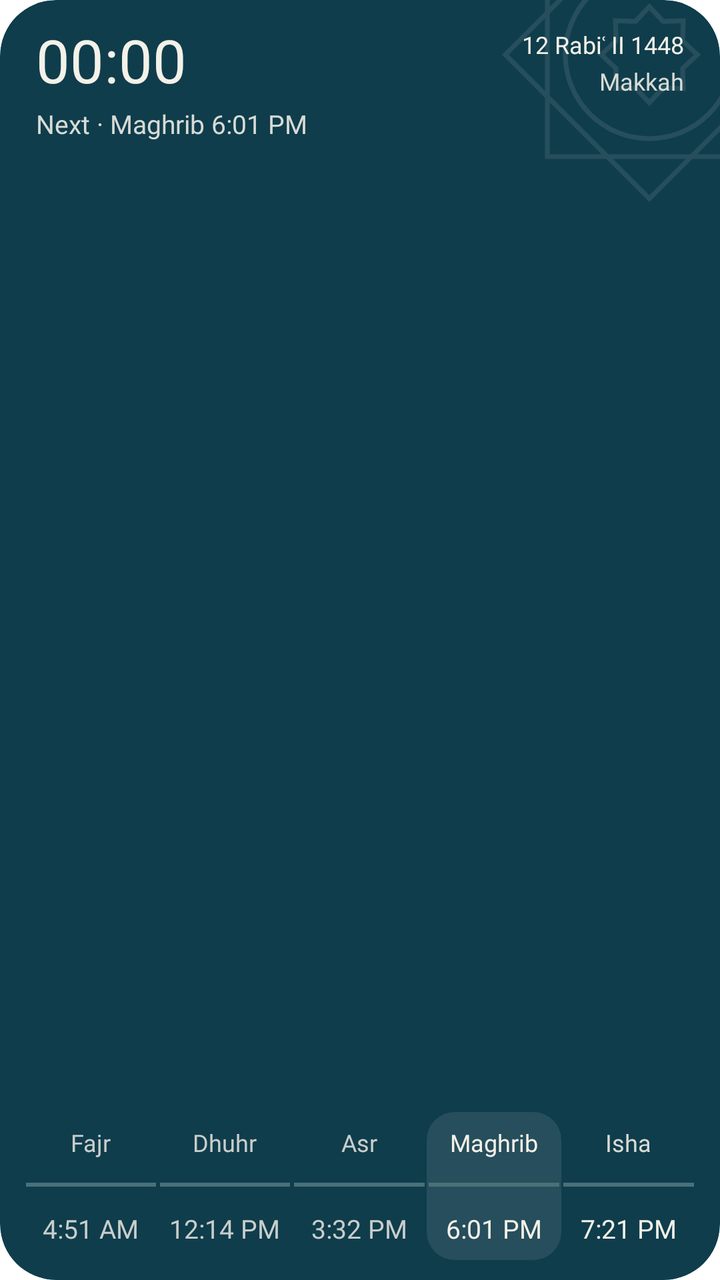
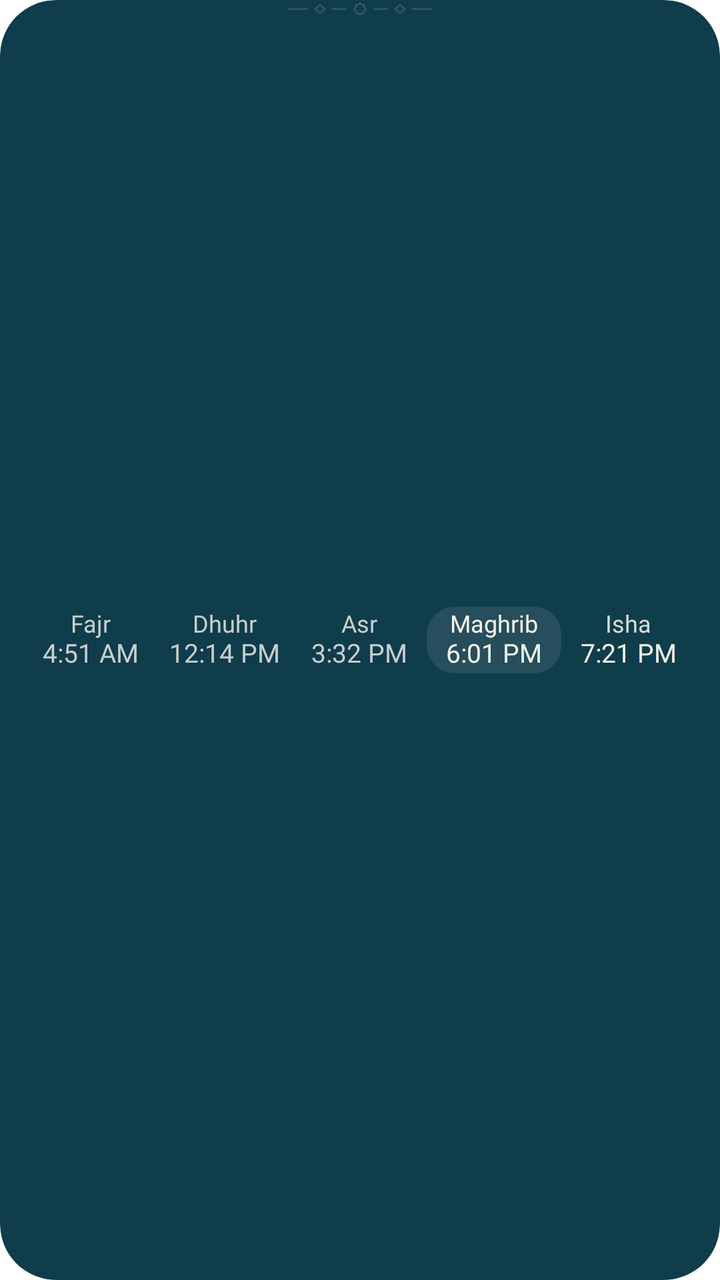

Compare the two renders of this Android layout. The source of the first and the diff that turns it into the second are given below.
<!-- AndroidManifest.xml: fallback theme Theme.MaterialComponents.DayNight.NoActionBar -->
<!-- res/layout/prayer_widget.xml -->
<?xml version="1.0" encoding="utf-8"?>
<FrameLayout xmlns:android="http://schemas.android.com/apk/res/android"
    android:id="@+id/widget_root"
    android:layout_width="match_parent"
    android:layout_height="match_parent"
    android:background="@drawable/widget_mask"
    android:clipToOutline="true">

    <ImageView
        android:id="@+id/widget_ground"
        android:layout_width="match_parent"
        android:layout_height="match_parent"
        android:scaleType="fitXY"
        android:contentDescription="@null"
        android:src="@drawable/widget_sheet" />

    <ImageView
        android:id="@+id/widget_star"
        android:layout_width="150dp"
        android:layout_height="150dp"
        android:layout_gravity="top|end"
        android:layout_marginTop="-48dp"
        android:layout_marginEnd="-40dp"
        android:contentDescription="@null"
        android:src="@drawable/widget_star"
        android:tint="#264E5C" />

    <LinearLayout
        android:layout_width="match_parent"
        android:layout_height="match_parent"
        android:orientation="vertical"
        android:paddingStart="12dp"
        android:paddingEnd="12dp"
        android:paddingTop="14dp"
        android:paddingBottom="10dp">

        <LinearLayout
            android:id="@+id/prayer_head"
            android:layout_width="match_parent"
            android:layout_height="wrap_content"
            android:orientation="horizontal"
            android:paddingStart="6dp"
            android:paddingEnd="6dp"
            android:baselineAligned="false">

            <LinearLayout
                android:layout_width="0dp"
                android:layout_height="wrap_content"
                android:layout_weight="1"
                android:orientation="vertical">

                <Chronometer
                    android:id="@+id/prayer_countdown"
                    android:layout_width="wrap_content"
                    android:layout_height="wrap_content"
                    android:fontFamily="@font/readex_pro_medium"
                    android:textColor="#F4F1E8"
                    android:textSize="30sp"
                    android:includeFontPadding="false"
                    android:maxLines="1" />

                <TextView
                    android:id="@+id/prayer_countdown_static"
                    android:layout_width="wrap_content"
                    android:layout_height="wrap_content"
                    android:fontFamily="@font/readex_pro_medium"
                    android:textColor="#F4F1E8"
                    android:textSize="30sp"
                    android:includeFontPadding="false"
                    android:maxLines="1"
                    android:visibility="gone" />

                <TextView
                    android:id="@+id/prayer_lead"
                    android:layout_width="wrap_content"
                    android:layout_height="wrap_content"
                    android:layout_marginTop="4dp"
                    android:fontFamily="@font/readex_pro_regular"
                    android:textColor="#D8DBD5"
                    android:textSize="13sp"
                    android:maxLines="1"
                    android:ellipsize="end"
                    android:text="Next · Maghrib 6:01 PM" />
            </LinearLayout>

            <LinearLayout
                android:id="@+id/prayer_aside"
                android:layout_width="wrap_content"
                android:layout_height="wrap_content"
                android:layout_marginStart="12dp"
                android:orientation="vertical"
                android:gravity="end">

                <TextView
                    android:id="@+id/prayer_hijri"
                    android:layout_width="wrap_content"
                    android:layout_height="wrap_content"
                    android:fontFamily="@font/readex_pro_medium"
                    android:textColor="#F4F1E8"
                    android:textSize="12sp"
                    android:maxLines="1"
                    android:text="12 Rabiʿ II 1448" />

                <TextView
                    android:id="@+id/prayer_place"
                    android:layout_width="wrap_content"
                    android:layout_height="wrap_content"
                    android:layout_marginTop="2dp"
                    android:fontFamily="@font/readex_pro_regular"
                    android:textColor="#D8DBD5"
                    android:textSize="12sp"
                    android:maxLines="1"
                    android:maxWidth="140dp"
                    android:ellipsize="end"
                    android:text="Makkah" />
            </LinearLayout>
        </LinearLayout>

        <FrameLayout
            android:layout_width="match_parent"
            android:layout_height="0dp"
            android:layout_weight="1"
            android:minHeight="6dp" />

        <LinearLayout
            android:layout_width="match_parent"
            android:layout_height="wrap_content"
            android:orientation="horizontal"
            android:baselineAligned="false">

            <FrameLayout
                android:layout_width="0dp"
                android:layout_height="wrap_content"
                android:layout_weight="1">

                <ImageView
                    android:id="@+id/lift_fajr"
                    android:layout_width="match_parent"
                    android:layout_height="match_parent"
                    android:scaleType="fitXY"
                    android:contentDescription="@null"
                    android:src="@drawable/widget_panel"
                    android:visibility="invisible" />

                <LinearLayout
                    android:layout_width="match_parent"
                    android:layout_height="wrap_content"
                    android:orientation="vertical"
                    android:gravity="center_horizontal"
                    android:paddingTop="7dp"
                    android:paddingBottom="7dp">

                    <TextView
                        android:id="@+id/name_fajr"
                        android:layout_width="wrap_content"
                        android:layout_height="wrap_content"
                        android:fontFamily="@font/readex_pro_regular"
                        android:textColor="#C9CECB"
                        android:textSize="12sp"
                        android:maxLines="1"
                        android:text="Fajr" />

                    <ImageView
                        android:id="@+id/track_fajr"
                        android:layout_width="match_parent"
                        android:layout_height="18dp"
                        android:layout_marginTop="4dp"
                        android:layout_marginBottom="4dp"
                        android:scaleType="fitXY"
                        android:contentDescription="@null"
                        android:src="@drawable/widget_track_preview" />

                    <TextView
                        android:id="@+id/time_fajr"
                        android:layout_width="wrap_content"
                        android:layout_height="wrap_content"
                        android:fontFamily="@font/readex_pro_medium"
                        android:textColor="#C9CECB"
                        android:textSize="13sp"
                        android:maxLines="1"
                        android:text="4:51 AM" />
                </LinearLayout>
            </FrameLayout>

            <FrameLayout
                android:layout_width="0dp"
                android:layout_height="wrap_content"
                android:layout_weight="1">

                <ImageView
                    android:id="@+id/lift_dhuhr"
                    android:layout_width="match_parent"
                    android:layout_height="match_parent"
                    android:scaleType="fitXY"
                    android:contentDescription="@null"
                    android:src="@drawable/widget_panel"
                    android:visibility="invisible" />

                <LinearLayout
                    android:layout_width="match_parent"
                    android:layout_height="wrap_content"
                    android:orientation="vertical"
                    android:gravity="center_horizontal"
                    android:paddingTop="7dp"
                    android:paddingBottom="7dp">

                    <TextView
                        android:id="@+id/name_dhuhr"
                        android:layout_width="wrap_content"
                        android:layout_height="wrap_content"
                        android:fontFamily="@font/readex_pro_regular"
                        android:textColor="#C9CECB"
                        android:textSize="12sp"
                        android:maxLines="1"
                        android:text="Dhuhr" />

                    <ImageView
                        android:id="@+id/track_dhuhr"
                        android:layout_width="match_parent"
                        android:layout_height="18dp"
                        android:layout_marginTop="4dp"
                        android:layout_marginBottom="4dp"
                        android:scaleType="fitXY"
                        android:contentDescription="@null"
                        android:src="@drawable/widget_track_preview" />

                    <TextView
                        android:id="@+id/time_dhuhr"
                        android:layout_width="wrap_content"
                        android:layout_height="wrap_content"
                        android:fontFamily="@font/readex_pro_medium"
                        android:textColor="#C9CECB"
                        android:textSize="13sp"
                        android:maxLines="1"
                        android:text="12:14 PM" />
                </LinearLayout>
            </FrameLayout>

            <FrameLayout
                android:layout_width="0dp"
                android:layout_height="wrap_content"
                android:layout_weight="1">

                <ImageView
                    android:id="@+id/lift_asr"
                    android:layout_width="match_parent"
                    android:layout_height="match_parent"
                    android:scaleType="fitXY"
                    android:contentDescription="@null"
                    android:src="@drawable/widget_panel"
                    android:visibility="invisible" />

                <LinearLayout
                    android:layout_width="match_parent"
                    android:layout_height="wrap_content"
                    android:orientation="vertical"
                    android:gravity="center_horizontal"
                    android:paddingTop="7dp"
                    android:paddingBottom="7dp">

                    <TextView
                        android:id="@+id/name_asr"
                        android:layout_width="wrap_content"
                        android:layout_height="wrap_content"
                        android:fontFamily="@font/readex_pro_regular"
                        android:textColor="#C9CECB"
                        android:textSize="12sp"
                        android:maxLines="1"
                        android:text="Asr" />

                    <ImageView
                        android:id="@+id/track_asr"
                        android:layout_width="match_parent"
                        android:layout_height="18dp"
                        android:layout_marginTop="4dp"
                        android:layout_marginBottom="4dp"
                        android:scaleType="fitXY"
                        android:contentDescription="@null"
                        android:src="@drawable/widget_track_preview" />

                    <TextView
                        android:id="@+id/time_asr"
                        android:layout_width="wrap_content"
                        android:layout_height="wrap_content"
                        android:fontFamily="@font/readex_pro_medium"
                        android:textColor="#C9CECB"
                        android:textSize="13sp"
                        android:maxLines="1"
                        android:text="3:32 PM" />
                </LinearLayout>
            </FrameLayout>

            <FrameLayout
                android:layout_width="0dp"
                android:layout_height="wrap_content"
                android:layout_weight="1">

                <ImageView
                    android:id="@+id/lift_maghrib"
                    android:layout_width="match_parent"
                    android:layout_height="match_parent"
                    android:scaleType="fitXY"
                    android:contentDescription="@null"
                    android:src="@drawable/widget_panel"
                    android:tint="#264E5C" />

                <LinearLayout
                    android:layout_width="match_parent"
                    android:layout_height="wrap_content"
                    android:orientation="vertical"
                    android:gravity="center_horizontal"
                    android:paddingTop="7dp"
                    android:paddingBottom="7dp">

                    <TextView
                        android:id="@+id/name_maghrib"
                        android:layout_width="wrap_content"
                        android:layout_height="wrap_content"
                        android:fontFamily="@font/readex_pro_regular"
                        android:textColor="#F4F1E8"
                        android:textSize="12sp"
                        android:maxLines="1"
                        android:text="Maghrib" />

                    <ImageView
                        android:id="@+id/track_maghrib"
                        android:layout_width="match_parent"
                        android:layout_height="18dp"
                        android:layout_marginTop="4dp"
                        android:layout_marginBottom="4dp"
                        android:scaleType="fitXY"
                        android:contentDescription="@null"
                        android:src="@drawable/widget_track_preview" />

                    <TextView
                        android:id="@+id/time_maghrib"
                        android:layout_width="wrap_content"
                        android:layout_height="wrap_content"
                        android:fontFamily="@font/readex_pro_medium"
                        android:textColor="#F4F1E8"
                        android:textSize="13sp"
                        android:maxLines="1"
                        android:text="6:01 PM" />
                </LinearLayout>
            </FrameLayout>

            <FrameLayout
                android:layout_width="0dp"
                android:layout_height="wrap_content"
                android:layout_weight="1">

                <ImageView
                    android:id="@+id/lift_isha"
                    android:layout_width="match_parent"
                    android:layout_height="match_parent"
                    android:scaleType="fitXY"
                    android:contentDescription="@null"
                    android:src="@drawable/widget_panel"
                    android:visibility="invisible" />

                <LinearLayout
                    android:layout_width="match_parent"
                    android:layout_height="wrap_content"
                    android:orientation="vertical"
                    android:gravity="center_horizontal"
                    android:paddingTop="7dp"
                    android:paddingBottom="7dp">

                    <TextView
                        android:id="@+id/name_isha"
                        android:layout_width="wrap_content"
                        android:layout_height="wrap_content"
                        android:fontFamily="@font/readex_pro_regular"
                        android:textColor="#D8DBD5"
                        android:textSize="12sp"
                        android:maxLines="1"
                        android:text="Isha" />

                    <ImageView
                        android:id="@+id/track_isha"
                        android:layout_width="match_parent"
                        android:layout_height="18dp"
                        android:layout_marginTop="4dp"
                        android:layout_marginBottom="4dp"
                        android:scaleType="fitXY"
                        android:contentDescription="@null"
                        android:src="@drawable/widget_track_preview" />

                    <TextView
                        android:id="@+id/time_isha"
                        android:layout_width="wrap_content"
                        android:layout_height="wrap_content"
                        android:fontFamily="@font/readex_pro_medium"
                        android:textColor="#F4F1E8"
                        android:textSize="13sp"
                        android:maxLines="1"
                        android:text="7:21 PM" />
                </LinearLayout>
            </FrameLayout>
        </LinearLayout>
    </LinearLayout>
</FrameLayout>
<!-- resources referenced by this layout -->
<resources>
  <!-- drawable widget_mask (drawable) -->
  <?xml version="1.0" encoding="utf-8"?>
  <shape xmlns:android="http://schemas.android.com/apk/res/android"
      android:shape="rectangle">
      <solid android:color="#01000000" />
      <corners android:radius="@dimen/widget_radius" />
  </shape>
  <!-- drawable widget_panel (drawable) -->
  <?xml version="1.0" encoding="utf-8"?>
  <shape xmlns:android="http://schemas.android.com/apk/res/android"
      android:shape="rectangle">
      <solid android:color="#FFFFFF" />
      <corners android:radius="14dp" />
  </shape>
  <!-- drawable widget_sheet (drawable) -->
  <?xml version="1.0" encoding="utf-8"?>
  <shape xmlns:android="http://schemas.android.com/apk/res/android"
      android:shape="rectangle">
      <solid android:color="#0F3D4C" />
      <corners android:radius="@dimen/widget_radius" />
  </shape>
  <!-- drawable widget_star (drawable) -->
  <?xml version="1.0" encoding="utf-8"?>
  <vector xmlns:android="http://schemas.android.com/apk/res/android"
      android:width="120dp"
      android:height="120dp"
      android:viewportWidth="100"
      android:viewportHeight="100">
      <path
          android:strokeColor="#FFFFFF"
          android:strokeWidth="1.6"
          android:pathData="M16,16H84V84H16Z" />
      <path
          android:strokeColor="#FFFFFF"
          android:strokeWidth="1.6"
          android:pathData="M50,2L98,50L50,98L2,50Z" />
      <path
          android:strokeColor="#FFFFFF"
          android:strokeWidth="1.6"
          android:pathData="M50,22a28,28 0,1 1,0 56a28,28 0,1 1,0 -56z" />
      <path
          android:strokeColor="#FFFFFF"
          android:strokeWidth="1.6"
          android:pathData="M50,34L54.6,38.9L61.3,38.7L61.1,45.4L66,50L61.1,54.6L61.3,61.3L54.6,61.1L50,66L45.4,61.1L38.7,61.3L38.9,54.6L34,50L38.9,45.4L38.7,38.7L45.4,38.9Z" />
  </vector>
  <!-- drawable widget_track_preview (drawable) -->
  <?xml version="1.0" encoding="utf-8"?>
  <shape xmlns:android="http://schemas.android.com/apk/res/android"
      android:shape="line">
      <stroke android:width="2dp" android:color="#4A7079" />
  </shape>
  <dimen name="widget_radius">24dp</dimen>
</resources>

<!-- the commit's change to res/layout/prayer_widget.xml (unified diff, before → after) -->
@@ -14,25 +14,16 @@
         android:contentDescription="@null"
         android:src="@drawable/widget_sheet" />
 
-    <ImageView
-        android:id="@+id/widget_star"
-        android:layout_width="150dp"
-        android:layout_height="150dp"
-        android:layout_gravity="top|end"
-        android:layout_marginTop="-48dp"
-        android:layout_marginEnd="-40dp"
-        android:contentDescription="@null"
-        android:src="@drawable/widget_star"
-        android:tint="#264E5C" />
-
     <LinearLayout
+        android:id="@+id/prayer_content"
         android:layout_width="match_parent"
         android:layout_height="match_parent"
         android:orientation="vertical"
+        android:gravity="center_vertical"
         android:paddingStart="12dp"
         android:paddingEnd="12dp"
-        android:paddingTop="14dp"
-        android:paddingBottom="10dp">
+        android:paddingTop="2dp"
+        android:paddingBottom="2dp">
 
         <LinearLayout
             android:id="@+id/prayer_head"
@@ -41,7 +32,8 @@
             android:orientation="horizontal"
             android:paddingStart="6dp"
             android:paddingEnd="6dp"
-            android:baselineAligned="false">
+            android:baselineAligned="false"
+            android:visibility="gone">
 
             <LinearLayout
                 android:layout_width="0dp"
@@ -117,10 +109,10 @@
         </LinearLayout>
 
         <FrameLayout
+            android:id="@+id/prayer_head_gap"
             android:layout_width="match_parent"
-            android:layout_height="0dp"
-            android:layout_weight="1"
-            android:minHeight="6dp" />
+            android:layout_height="8dp"
+            android:visibility="gone" />
 
         <LinearLayout
             android:layout_width="match_parent"
@@ -147,8 +139,8 @@
                     android:layout_height="wrap_content"
                     android:orientation="vertical"
                     android:gravity="center_horizontal"
-                    android:paddingTop="7dp"
-                    android:paddingBottom="7dp">
+                    android:paddingTop="2dp"
+                    android:paddingBottom="2dp">
 
                     <TextView
                         android:id="@+id/name_fajr"
@@ -157,6 +149,7 @@
                         android:fontFamily="@font/readex_pro_regular"
                         android:textColor="#C9CECB"
                         android:textSize="12sp"
+                        android:includeFontPadding="false"
                         android:maxLines="1"
                         android:text="Fajr" />
 
@@ -167,6 +160,7 @@
                         android:layout_marginTop="4dp"
                         android:layout_marginBottom="4dp"
                         android:scaleType="fitXY"
+                        android:visibility="gone"
                         android:contentDescription="@null"
                         android:src="@drawable/widget_track_preview" />
 
@@ -177,6 +171,7 @@
                         android:fontFamily="@font/readex_pro_medium"
                         android:textColor="#C9CECB"
                         android:textSize="13sp"
+                        android:includeFontPadding="false"
                         android:maxLines="1"
                         android:text="4:51 AM" />
                 </LinearLayout>
@@ -201,8 +196,8 @@
                     android:layout_height="wrap_content"
                     android:orientation="vertical"
                     android:gravity="center_horizontal"
-                    android:paddingTop="7dp"
-                    android:paddingBottom="7dp">
+                    android:paddingTop="2dp"
+                    android:paddingBottom="2dp">
 
                     <TextView
                         android:id="@+id/name_dhuhr"
@@ -211,6 +206,7 @@
                         android:fontFamily="@font/readex_pro_regular"
                         android:textColor="#C9CECB"
                         android:textSize="12sp"
+                        android:includeFontPadding="false"
                         android:maxLines="1"
                         android:text="Dhuhr" />
 
@@ -221,6 +217,7 @@
                         android:layout_marginTop="4dp"
                         android:layout_marginBottom="4dp"
                         android:scaleType="fitXY"
+                        android:visibility="gone"
                         android:contentDescription="@null"
                         android:src="@drawable/widget_track_preview" />
 
@@ -231,6 +228,7 @@
                         android:fontFamily="@font/readex_pro_medium"
                         android:textColor="#C9CECB"
                         android:textSize="13sp"
+                        android:includeFontPadding="false"
                         android:maxLines="1"
                         android:text="12:14 PM" />
                 </LinearLayout>
@@ -255,8 +253,8 @@
                     android:layout_height="wrap_content"
                     android:orientation="vertical"
                     android:gravity="center_horizontal"
-                    android:paddingTop="7dp"
-                    android:paddingBottom="7dp">
+                    android:paddingTop="2dp"
+                    android:paddingBottom="2dp">
 
                     <TextView
                         android:id="@+id/name_asr"
@@ -265,6 +263,7 @@
                         android:fontFamily="@font/readex_pro_regular"
                         android:textColor="#C9CECB"
                         android:textSize="12sp"
+                        android:includeFontPadding="false"
                         android:maxLines="1"
                         android:text="Asr" />
 
@@ -275,6 +274,7 @@
                         android:layout_marginTop="4dp"
                         android:layout_marginBottom="4dp"
                         android:scaleType="fitXY"
+                        android:visibility="gone"
                         android:contentDescription="@null"
                         android:src="@drawable/widget_track_preview" />
 
@@ -285,6 +285,7 @@
                         android:fontFamily="@font/readex_pro_medium"
                         android:textColor="#C9CECB"
                         android:textSize="13sp"
+                        android:includeFontPadding="false"
                         android:maxLines="1"
                         android:text="3:32 PM" />
                 </LinearLayout>
@@ -309,8 +310,8 @@
                     android:layout_height="wrap_content"
                     android:orientation="vertical"
                     android:gravity="center_horizontal"
-                    android:paddingTop="7dp"
-                    android:paddingBottom="7dp">
+                    android:paddingTop="2dp"
+                    android:paddingBottom="2dp">
 
                     <TextView
                         android:id="@+id/name_maghrib"
@@ -319,6 +320,7 @@
                         android:fontFamily="@font/readex_pro_regular"
                         android:textColor="#F4F1E8"
                         android:textSize="12sp"
+                        android:includeFontPadding="false"
                         android:maxLines="1"
                         android:text="Maghrib" />
 
@@ -329,6 +331,7 @@
                         android:layout_marginTop="4dp"
                         android:layout_marginBottom="4dp"
                         android:scaleType="fitXY"
+                        android:visibility="gone"
                         android:contentDescription="@null"
                         android:src="@drawable/widget_track_preview" />
 
@@ -339,6 +342,7 @@
                         android:fontFamily="@font/readex_pro_medium"
                         android:textColor="#F4F1E8"
                         android:textSize="13sp"
+                        android:includeFontPadding="false"
                         android:maxLines="1"
                         android:text="6:01 PM" />
                 </LinearLayout>
@@ -363,8 +367,8 @@
                     android:layout_height="wrap_content"
                     android:orientation="vertical"
                     android:gravity="center_horizontal"
-                    android:paddingTop="7dp"
-                    android:paddingBottom="7dp">
+                    android:paddingTop="2dp"
+                    android:paddingBottom="2dp">
 
                     <TextView
                         android:id="@+id/name_isha"
@@ -373,6 +377,7 @@
                         android:fontFamily="@font/readex_pro_regular"
                         android:textColor="#D8DBD5"
                         android:textSize="12sp"
+                        android:includeFontPadding="false"
                         android:maxLines="1"
                         android:text="Isha" />
 
@@ -383,6 +388,7 @@
                         android:layout_marginTop="4dp"
                         android:layout_marginBottom="4dp"
                         android:scaleType="fitXY"
+                        android:visibility="gone"
                         android:contentDescription="@null"
                         android:src="@drawable/widget_track_preview" />
 
@@ -393,10 +399,21 @@
                         android:fontFamily="@font/readex_pro_medium"
                         android:textColor="#F4F1E8"
                         android:textSize="13sp"
+                        android:includeFontPadding="false"
                         android:maxLines="1"
                         android:text="7:21 PM" />
                 </LinearLayout>
             </FrameLayout>
         </LinearLayout>
     </LinearLayout>
+
+    <ImageView
+        android:id="@+id/prayer_ornament"
+        android:layout_width="80dp"
+        android:layout_height="7dp"
+        android:layout_gravity="top|center_horizontal"
+        android:layout_marginTop="1dp"
+        android:contentDescription="@null"
+        android:src="@drawable/prayer_widget_ornament"
+        android:tint="#385D68" />
 </FrameLayout>
<!-- resource entries referenced after the edit -->
@@ -1,5 +1,28 @@
 <!-- resources referenced by this layout -->
 <resources>
+  <!-- drawable prayer_widget_ornament (drawable) -->
+  <?xml version="1.0" encoding="utf-8"?>
+  <vector xmlns:android="http://schemas.android.com/apk/res/android"
+      android:width="80dp"
+      android:height="7dp"
+      android:viewportWidth="80"
+      android:viewportHeight="7">
+      <path
+          android:pathData="M4,3.5H14 M26,3.5H33 M47,3.5H54 M66,3.5H76"
+          android:strokeColor="#FFFFFF"
+          android:strokeWidth="0.65"
+          android:strokeLineCap="round" />
+      <path
+          android:pathData="M20,1.5L22.5,3.5L20,5.5L17.5,3.5Z M60,1.5L62.5,3.5L60,5.5L57.5,3.5Z"
+          android:strokeColor="#FFFFFF"
+          android:strokeWidth="0.65"
+          android:strokeLineJoin="round" />
+      <path
+          android:pathData="M40,0.5L40.879,1.379H42.121V2.621L43,3.5L42.121,4.379V5.621H40.879L40,6.5L39.121,5.621H37.879V4.379L37,3.5L37.879,2.621V1.379H39.121Z"
+          android:strokeColor="#FFFFFF"
+          android:strokeWidth="0.65"
+          android:strokeLineJoin="round" />
+  </vector>
   <!-- drawable widget_mask (drawable) -->
   <?xml version="1.0" encoding="utf-8"?>
   <shape xmlns:android="http://schemas.android.com/apk/res/android"
@@ -21,30 +44,6 @@
       <solid android:color="#0F3D4C" />
       <corners android:radius="@dimen/widget_radius" />
   </shape>
-  <!-- drawable widget_star (drawable) -->
-  <?xml version="1.0" encoding="utf-8"?>
-  <vector xmlns:android="http://schemas.android.com/apk/res/android"
-      android:width="120dp"
-      android:height="120dp"
-      android:viewportWidth="100"
-      android:viewportHeight="100">
-      <path
-          android:strokeColor="#FFFFFF"
-          android:strokeWidth="1.6"
-          android:pathData="M16,16H84V84H16Z" />
-      <path
-          android:strokeColor="#FFFFFF"
-          android:strokeWidth="1.6"
-          android:pathData="M50,2L98,50L50,98L2,50Z" />
-      <path
-          android:strokeColor="#FFFFFF"
-          android:strokeWidth="1.6"
-          android:pathData="M50,22a28,28 0,1 1,0 56a28,28 0,1 1,0 -56z" />
-      <path
-          android:strokeColor="#FFFFFF"
-          android:strokeWidth="1.6"
-          android:pathData="M50,34L54.6,38.9L61.3,38.7L61.1,45.4L66,50L61.1,54.6L61.3,61.3L54.6,61.1L50,66L45.4,61.1L38.7,61.3L38.9,54.6L34,50L38.9,45.4L38.7,38.7L45.4,38.9Z" />
-  </vector>
   <!-- drawable widget_track_preview (drawable) -->
   <?xml version="1.0" encoding="utf-8"?>
   <shape xmlns:android="http://schemas.android.com/apk/res/android"
